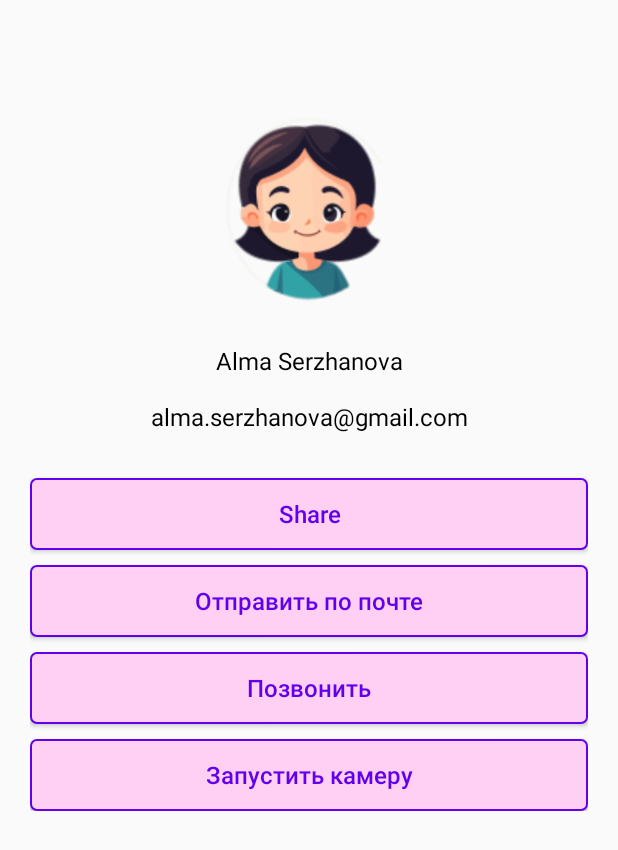
After one commit to aiger12/PinAppHomeWork, an Android app built with Jetpack Compose: the ResultActivity screen opened directly, with no data from a screen before it, on a phone screen of 412 x 824 dp. The commit adds this screen. Shown: the top 850 px of the screen. Run offline under Robolectric (Android 15) with nearby library versions, the phone set to English and light mode, and no system bars.

Commit message:
activity HM is added

```diff
--- a/app/src/main/AndroidManifest.xml
+++ b/app/src/main/AndroidManifest.xml
@@ -25,7 +25,7 @@
             </intent-filter>
         </activity>
 
-        <activity android:name=".SecondActivity"/>
+        <activity android:name=".ResultActivity"/>
     </application>
 
 </manifest>
--- a/app/src/main/java/com/example/pinapphomework/MainActivity.kt
+++ b/app/src/main/java/com/example/pinapphomework/MainActivity.kt
@@ -48,7 +48,7 @@ class MainActivity : AppCompatActivity() {
         if (
             enteredText == CORRECT_PIN) {
             Toast.makeText(this, R.string.correct_pin, Toast.LENGTH_SHORT).show()
-            val intet = Intent(this, SecondActivity::class.java)
+            val intet = Intent(this, ResultActivity::class.java)
             startActivity(intet)
         } else {
             initColor(this)
--- /dev/null
+++ b/app/src/main/java/com/example/pinapphomework/ResultActivity.kt
@@ -0,0 +1,72 @@
+package com.example.pinapphomework
+
+import android.content.ActivityNotFoundException
+import android.content.Intent
+import android.net.Uri
+import android.os.Bundle
+import android.provider.MediaStore
+import android.widget.Button
+import androidx.appcompat.app.AppCompatActivity
+
+class ResultActivity : AppCompatActivity() {
+    override fun onCreate(savedInstanceState: Bundle?) {
+        super.onCreate(savedInstanceState)
+        setContentView(R.layout.activity_result)
+
+        initButton()
+    }
+
+    private fun initButton(){
+        initButtonShare()
+        initButtonShareByEmail()
+        initButtonCall()
+        initButtonCamera()
+    }
+    private fun initButtonShare() {
+        val btnShare: Button = findViewById(R.id.btn_share)
+        btnShare.setOnClickListener {
+            val sendIntent: Intent = Intent().apply {
+                action = Intent.ACTION_SEND
+                putExtra(Intent.EXTRA_TEXT, "This is my text to send.")
+                type = "text/plain"
+            }
+
+            val shareIntent = Intent.createChooser(sendIntent, null)
+            startActivity(shareIntent)
+        }
+    }
+
+    private fun initButtonShareByEmail(){
+        val btnSend: Button = findViewById(R.id.btn_send_by_email)
+        btnSend.setOnClickListener {
+            val emailIntent=Intent()
+            emailIntent.action=Intent.ACTION_SENDTO
+            emailIntent.setData(Uri.parse("mailto:")); // only email apps should handle thi
+            emailIntent.putExtra(Intent.EXTRA_TEXT, "This is my text to send.")
+            if (emailIntent.resolveActivity(getPackageManager()) != null) {
+                startActivity(emailIntent);
+            }
+        }
+    }
+
+    private fun initButtonCall(){
+        val btnCall: Button = findViewById(R.id.btn_call)
+        btnCall.setOnClickListener {
+            val intent = Intent(Intent.ACTION_DIAL, Uri.fromParts("tel", "+77777777777", null))
+            startActivity(intent)
+        }
+    }
+
+    private fun initButtonCamera(){
+        val btnCall: Button = findViewById(R.id.btn_open_cam)
+        btnCall.setOnClickListener {
+            val REQUEST_IMAGE_CAPTURE = 1
+            val takePictureIntent = Intent(MediaStore.ACTION_IMAGE_CAPTURE)
+            try {
+                startActivityForResult(takePictureIntent, REQUEST_IMAGE_CAPTURE)
+            } catch (e: ActivityNotFoundException) {
+                // display error state to the user
+            }
+        }
+    }
+}
--- a/app/src/main/java/com/example/pinapphomework/SecondActivity.kt
+++ /dev/null
@@ -1,6 +0,0 @@
-package com.example.pinapphomework
-
-import androidx.appcompat.app.AppCompatActivity
-
-class SecondActivity:AppCompatActivity(R.layout.activity_second){
-}
--- /dev/null
+++ b/app/src/main/res/layout/activity_result.xml
@@ -0,0 +1,74 @@
+<?xml version="1.0" encoding="utf-8"?>
+<ScrollView xmlns:android="http://schemas.android.com/apk/res/android"
+    android:layout_width="match_parent"
+    android:layout_height="match_parent">
+
+    <LinearLayout
+        android:layout_width="match_parent"
+        android:layout_height="wrap_content"
+        android:paddingVertical="64dp"
+        android:gravity="center_horizontal"
+        android:orientation="vertical"
+        android:paddingHorizontal="20dp">
+
+        <ImageView
+            android:id="@+id/ava"
+            android:layout_width="150dp"
+            android:layout_height="150dp"
+            android:contentDescription="@null"
+            android:src="@drawable/img_ava" />
+
+        <TextView
+            style="@style/ProfileText"
+            android:layout_width="match_parent"
+            android:layout_height="wrap_content"
+            android:layout_marginTop="15dp"
+            android:text="@string/profile_name"
+            android:textAlignment="center"></TextView>
+
+        <TextView
+            style="@style/ProfileText"
+            android:layout_width="match_parent"
+            android:layout_height="wrap_content"
+            android:layout_marginTop="15dp"
+            android:text="@string/profile_email"
+            android:textAlignment="center"></TextView>
+
+        <Button
+            android:id="@+id/btn_share"
+            style="@style/ProfileButton"
+            android:layout_width="match_parent"
+            android:layout_height="wrap_content"
+            android:layout_marginTop="30dp"
+            android:text="@string/share"
+            android:textAllCaps="false"></Button>
+
+        <Button
+            android:id="@+id/btn_send_by_email"
+            style="@style/ProfileButton"
+            android:layout_width="match_parent"
+            android:layout_height="wrap_content"
+            android:layout_marginTop="10dp"
+            android:text="@string/send_by_email"
+            android:textAllCaps="false"></Button>
+
+        <Button
+            android:id="@+id/btn_call"
+            style="@style/ProfileButton"
+            android:layout_width="match_parent"
+            android:layout_height="wrap_content"
+            android:layout_marginTop="10dp"
+            android:text="@string/call"
+            android:textAllCaps="false"></Button>
+
+        <Button
+            android:id="@+id/btn_open_cam"
+            style="@style/ProfileButton"
+            android:layout_width="match_parent"
+            android:layout_height="wrap_content"
+            android:layout_marginTop="10dp"
+            android:text="@string/open_cam"
+            android:textAllCaps="false"></Button>
+
+    </LinearLayout>
+</ScrollView>
--- a/app/src/main/res/values/strings.xml
+++ b/app/src/main/res/values/strings.xml
@@ -2,4 +2,11 @@
     <string name="app_name">PinAppHomeWork</string>
     <string name="correct_pin">PIN is correct!</string>
     <string name="incorrect_pin">PIN is not correct!</string>
+    <string name="profile_name">Alma Serzhanova</string>
+    <string name="profile_email">alma.serzhanova@gmail.com</string>
+    <string name="share">Share</string>
+    <string name="send_by_email">Отправить по почте</string>
+    <string name="call">Позвонить</string>
+    <string name="open_cam">Запустить камеру</string>
+
 </resources>
--- a/app/src/main/res/values/themes.xml
+++ b/app/src/main/res/values/themes.xml
@@ -3,7 +3,7 @@
 
     <style name="Theme.PinAppHomeWork" parent="Theme.AppCompat.Light.NoActionBar" />
 
-    <style name="btn_primary_style" parent="Widget.AppCompat.Button">
+    <style name="PINButton" parent="Widget.AppCompat.Button">
         <item name="android:textColor">@color/purple_500</item>
         <item name="android:background">@drawable/button_background</item>
         <item name="android:textSize">22sp</item>
@@ -14,4 +14,17 @@
         <item name="android:textSize">22sp</item>
         <item name="android:textColor">@color/primary_text</item>
     </style>
+
+    <style name="ProfileText" parent="Widget.AppCompat.TextView">
+        <item name="fontWeight">500</item>
+        <item name="android:textSize">16dp</item>
+        <item name="android:textColor">@color/black</item>
+    </style>
+
+    <style name="ProfileButton" parent="Widget.AppCompat.Button">
+        <item name="android:textColor">@color/purple_500</item>
+        <item name="android:background">@drawable/button_background</item>
+        <item name="android:textSize">16dp</item>
+        <item name="android:textStyle">normal</item>
+    </style>
 </resources>
```
Also changed, not shown: app/src/main/res/layout/activity_main.xml (+12 -12 lines), app/src/main/res/layout/activity_second.xml (deleted, +0 -19 lines), app/src/main/res/drawable/img_ava.png (added).
